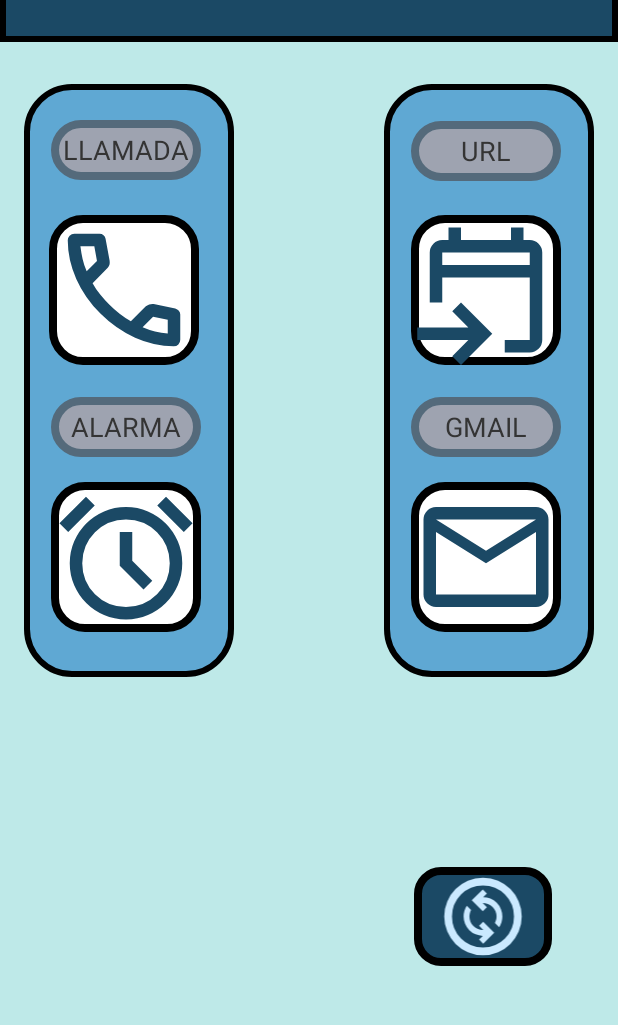
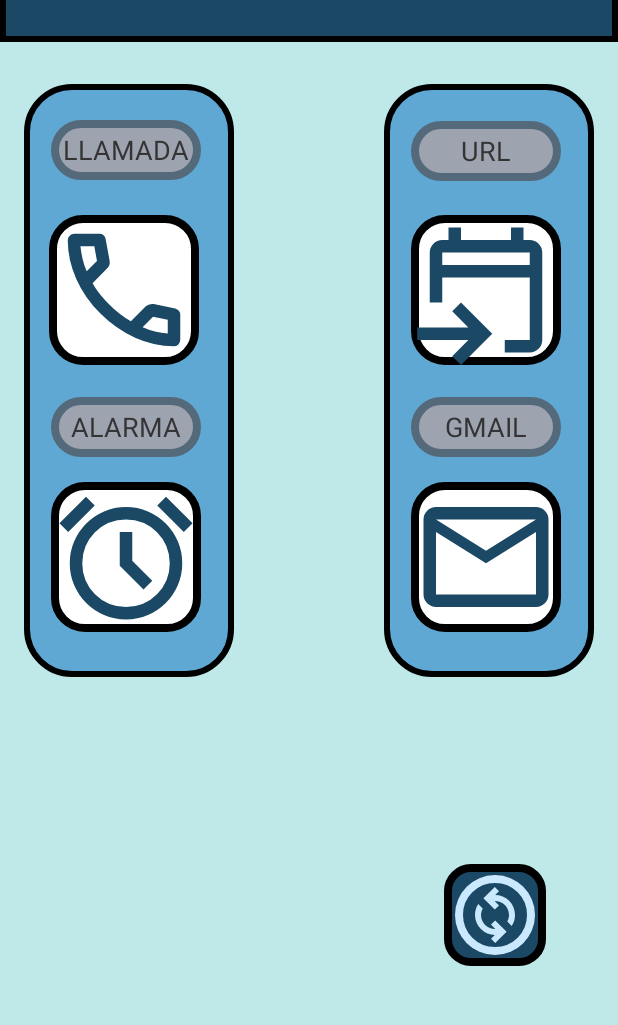
Before and after one commit to Diego0152/Programaci-n-Multimedia, an Android app: the screen it shows after launch (MainActivity), after a tap on an icon or button, on a phone screen of 412 x 824 dp, the part 198-1223 px from its top. Run offline under Robolectric (Android 15) with nearby library versions, the phone set to English and light mode, and no system bars.

Commit message:
Entrega Proyecto Tema1 3.0.0

```diff
--- a/app/build.gradle.kts
+++ b/app/build.gradle.kts
@@ -13,7 +13,7 @@ android {
 
     defaultConfig {
         applicationId = "com.example.proyectoevaltema1"
-        minSdk = 24
+        minSdk = 21
         targetSdk = 36
         versionCode = 1
         versionName = "1.0"
--- a/app/src/main/java/com/example/proyectoevaltema1/ConfActivity.kt
+++ b/app/src/main/java/com/example/proyectoevaltema1/ConfActivity.kt
@@ -22,8 +22,8 @@ class ConfActivity : AppCompatActivity() {
 
         inflarViews.editPhone.setText(preference.getString("phone", ""))
         inflarViews.editUrl.setText(preference.getString("url", ""))
+        inflarViews.editAlarmHour.setText(preference.getString("alarm_min", ""))
         inflarViews.editAlarmMin.setText(preference.getString("alarm_hour", ""))
-        inflarViews.editAlarmHour.setText(preference.getString("alarm_min", ""))
         inflarViews.editGmail.setText(preference.getString("gmail", ""))
 
         inflarViews.btnConfig.setOnClickListener {
@@ -34,7 +34,7 @@ class ConfActivity : AppCompatActivity() {
             val textGmail = inflarViews.editGmail.text.toString()
 
             if (textPhone.isEmpty() || textUrl.isEmpty() || textAlarmHour.isEmpty() || textGmail.isEmpty() || textAlarmHour.isEmpty()) {
-                Toast.makeText(this, "Algun campo está vacío", Toast.LENGTH_SHORT)
+                Toast.makeText(this, "Algun campo está vacío", Toast.LENGTH_SHORT).show()
             }
             preference.edit().apply {
                 putString("phone", textPhone)
--- a/app/src/main/res/drawable/save_icon.xml
+++ b/app/src/main/res/drawable/save_icon.xml
@@ -1,4 +1,4 @@
-<vector xmlns:android="http://schemas.android.com/apk/res/android" android:height="24dp" android:tint="@color/columbia_blue" android:viewportHeight="960" android:viewportWidth="960" android:width="24dp">
+<vector xmlns:android="http://schemas.android.com/apk/res/android" android:height="24dp" android:tint="@color/black" android:viewportHeight="960" android:viewportWidth="960" android:width="24dp">
 
     <path android:fillColor="@android:color/white" android:pathData="M840,280L840,760Q840,793 816.5,816.5Q793,840 760,840L200,840Q167,840 143.5,816.5Q120,793 120,760L120,200Q120,167 143.5,143.5Q167,120 200,120L680,120L840,280ZM760,314L646,200L200,200Q200,200 200,200Q200,200 200,200L200,760Q200,760 200,760Q200,760 200,760L760,760Q760,760 760,760Q760,760 760,760L760,314ZM480,720Q530,720 565,685Q600,650 600,600Q600,550 565,515Q530,480 480,480Q430,480 395,515Q360,550 360,600Q360,650 395,685Q430,720 480,720ZM240,400L600,400L600,240L240,240L240,400ZM200,314L200,760Q200,760 200,760Q200,760 200,760L200,760Q200,760 200,760Q200,760 200,760L200,200Q200,200 200,200Q200,200 200,200L200,200L200,314Z"/>
 
--- a/app/src/main/res/layout/activity_conf.xml
+++ b/app/src/main/res/layout/activity_conf.xml
@@ -12,7 +12,7 @@
         android:id="@+id/view2"
         android:layout_width="match_parent"
         android:layout_height="match_parent"
-        android:background="@color/mint_green"
+        android:background="@color/indigo_blue"
         app:layout_constraintBottom_toBottomOf="parent"
         app:layout_constraintEnd_toEndOf="parent"
         app:layout_constraintHorizontal_bias="0.0"
@@ -124,7 +124,7 @@
         android:layout_width="200dp"
         android:layout_height="60dp"
         android:layout_marginTop="588dp"
-        android:background="@drawable/sharp_conf"
+        android:background="@drawable/button_pred"
         android:scaleType="fitCenter"
         app:layout_constraintEnd_toEndOf="parent"
         app:layout_constraintHorizontal_bias="0.497"
--- a/app/src/main/res/layout/activity_main.xml
+++ b/app/src/main/res/layout/activity_main.xml
@@ -160,9 +160,9 @@
 
     <ImageView
         android:id="@+id/iv_change_phone"
-        android:layout_width="92dp"
-        android:layout_height="66dp"
-        android:layout_marginEnd="44dp"
+        android:layout_width="68dp"
+        android:layout_height="68dp"
+        android:layout_marginEnd="48dp"
         android:layout_marginBottom="48dp"
         android:background="@drawable/sharp_conf"
         app:layout_constraintBottom_toBottomOf="parent"
```
Also changed, not shown: app/src/main/java/com/example/proyectoevaltema1/MainActivity.kt (+36 -17 lines), app/src/main/java/com/example/proyectoevaltema1/PhoneActivity.kt (+12 -0 lines).
